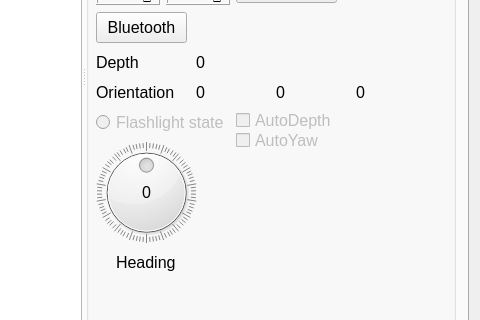
First picture: the form in mainwindow.ui, repository robocenter-rov/remote-control, before the edit; both pictures show x 768 to 1248 and y 297 to 617 of the 1248 by 723 pixel window.
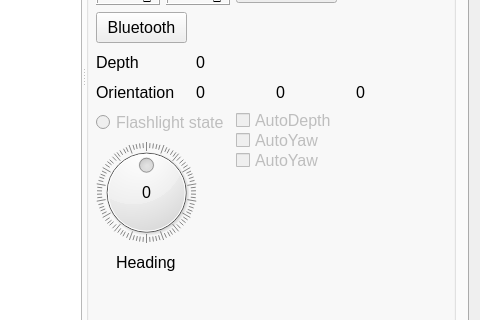
Second picture: the form after the edit. Custom widgets are drawn as their Qt base class.

Commit message: Add auto pitch

```diff
--- a/mainwindow.ui
+++ b/mainwindow.ui
@@ -593,6 +593,22 @@
              <string>AutoYaw</string>
             </property>
            </widget>
+           <widget class="QCheckBox" name="autoPitchMainInfoCB">
+            <property name="enabled">
+             <bool>false</bool>
+            </property>
+            <property name="geometry">
+             <rect>
+              <x>150</x>
+              <y>380</y>
+              <width>211</width>
+              <height>17</height>
+             </rect>
+            </property>
+            <property name="text">
+             <string>AutoYaw</string>
+            </property>
+           </widget>
           </widget>
          </widget>
         </item>
```
The commit also changes 2 other files.
